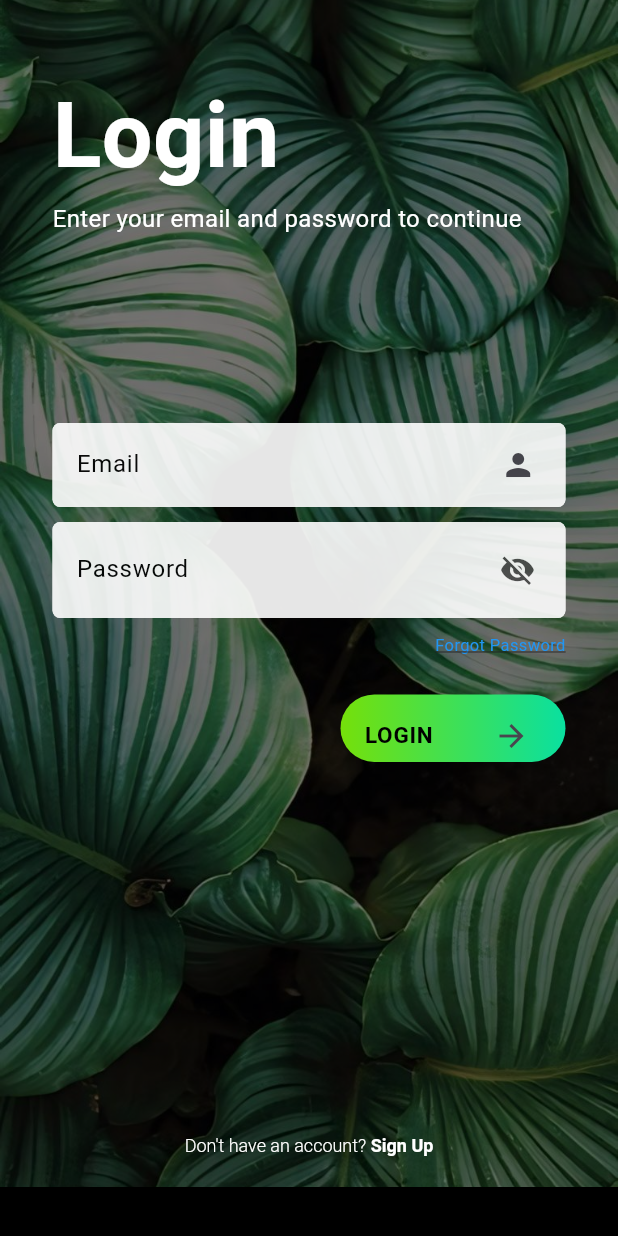
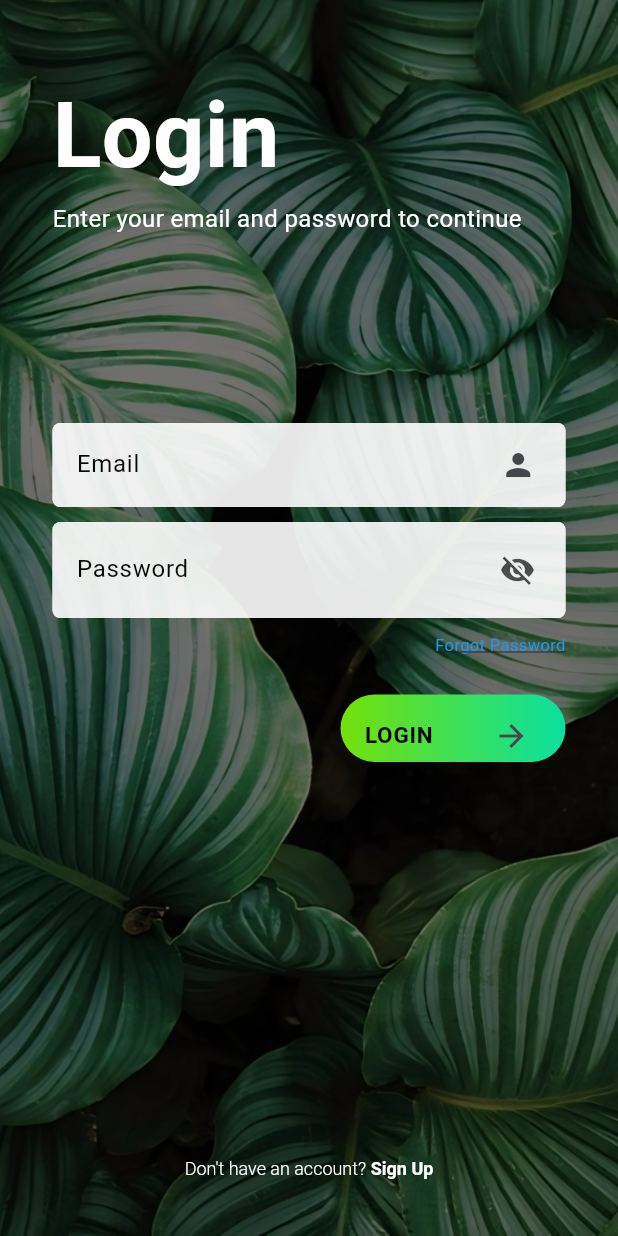
Before and after one commit to smmic-capstone/smmic-app, a Flutter app: the screen it shows after launch, on a phone screen of 412 x 824 dp. Run offline on Flutter 3.47's test engine with Material 3 defaults, Android fonts, the phone set to English and light mode, and no system bars; our stand-ins replace email_validator, get_it, shared_preferences, syncfusion_flutter_charts, syncfusion_flutter_gauges, weather; missing offline and left inert: ansicolor, jwt_decode; accounts and stored records are empty.

Commit message:
updated dark mode applied  to all pagee

```diff
--- a/lib/pages/devices.dart
+++ b/lib/pages/devices.dart
@@ -7,6 +7,7 @@ import 'package:smmic/components/devices/bottom_drawer.dart';
 import 'package:smmic/models/device_data_models.dart';
 import 'package:smmic/providers/device_settings_provider.dart';
 import 'package:smmic/providers/devices_provider.dart';
+import 'package:smmic/providers/theme_provider.dart';
 import 'package:smmic/services/devices_services.dart';
 import 'package:smmic/services/user_data_services.dart';
 import 'package:smmic/utils/logs.dart';
@@ -23,12 +24,13 @@ class _Devices extends State<Devices> {
 
   final Logs _logs = Logs(tag: 'devices.dart');
 
-  Color? bgColor = const Color.fromRGBO(239, 239, 239, 1.0);
   final UserDataServices _userDataServices = UserDataServices();
   final DevicesServices _devicesServices = DevicesServices();
 
   @override
   Widget build(BuildContext context) {
+    Color bgColor =
+        context.watch<UiProvider>().isDark ? Colors.black : Colors.white;
     return Scaffold(
         backgroundColor: bgColor,
         appBar: AppBar(
--- a/lib/pages/login.dart
+++ b/lib/pages/login.dart
@@ -25,7 +25,7 @@ class _LoginPageState extends State<LoginPage> {
   // services
   final AuthService _authService = AuthService();
 
-  bool _obscurePassword = true;
+  bool obscurePassword = true;
 
   @override
   void dispose() {
@@ -54,16 +54,17 @@ class _LoginPageState extends State<LoginPage> {
     double screenHeight = MediaQuery.of(context).size.height;
     return Scaffold(
       backgroundColor: Colors.black,
-      body: Container(
-        padding: const EdgeInsets.symmetric(horizontal: 35),
-        decoration: const BoxDecoration(
-          image: DecorationImage(
-            opacity: 0.5,
+      body: Stack(
+        fit: StackFit.expand,
+        children: [
+          const Image(
             image: AssetImage('assets/background.jpg'),
             fit: BoxFit.cover,
+            opacity: AlwaysStoppedAnimation(0.5),
           ),
-        ),
-        child: SafeArea(
+          SafeArea(
+              child: Padding(
+            padding: const EdgeInsets.symmetric(horizontal: 35),
             child: SingleChildScrollView(
               physics: const NeverScrollableScrollPhysics(),
               child: Column(
@@ -90,7 +91,9 @@ class _LoginPageState extends State<LoginPage> {
                   )
                 ],
               ),
+            ),
           )),
+        ],
       ),
     );
   }
@@ -146,17 +149,17 @@ class _LoginPageState extends State<LoginPage> {
           },
           controller: passwordController,
           hintText: 'Password',
-          obscureText: true,
+          obscureText: obscurePassword,
           suffixIcon: Padding(
               padding: const EdgeInsets.all(8.0),
               child: IconButton(
                   onPressed: () {
                     setState(() {
-                      _obscurePassword = !_obscurePassword;
+                      obscurePassword = !obscurePassword;
                     });
                   },
                   color: Colors.black.withOpacity(0.7),
-                  icon: Icon(_obscurePassword
+                  icon: Icon(obscurePassword
                       ? Icons.visibility_off
                       : Icons.visibility))),
           padding: EdgeInsets.zero,
@@ -193,15 +196,21 @@ class _LoginPageState extends State<LoginPage> {
             context, MaterialPageRoute(builder: (context) => const Register()));
       },
       child: Padding(
-          padding: const EdgeInsets.only(bottom: 20),
+          padding: const EdgeInsets.only(bottom: 5),
           child: RichText(
             text: const TextSpan(
-                style: TextStyle(fontSize: 12, fontWeight: FontWeight.w300),
+                style: TextStyle(
+                    fontSize: 12,
+                    fontWeight: FontWeight.w300,
+                    color: Colors.white),
                 text: 'Don\'t have an account?',
                 children: [
                   TextSpan(
                     text: ' Sign Up',
-                    style: TextStyle(fontSize: 12, fontWeight: FontWeight.bold),
+                    style: TextStyle(
+                        fontSize: 12,
+                        fontWeight: FontWeight.bold,
+                        color: Colors.white),
                   )
                 ]),
           )),
```
Also changed, not shown: lib/components/devices/bottom_drawer.dart (+22 -16 lines), lib/components/devices/cards/sensor_node_card.dart (+31 -23 lines), lib/components/devices/cards/sink_node_card.dart (+24 -20 lines), lib/components/devices/device_card.dart (+13 -14 lines), lib/pages/accountinfo.dart (+6 -2 lines), lib/subcomponents/devices/device_name.dart (+8 -6 lines), lib/subcomponents/devices/digital_display.dart (+38 -15 lines), lib/subcomponents/devices/gauge.dart (+30 -20 lines), lib/subcomponents/manageacc/labeltext.dart (+10 -3 lines), lib/subcomponents/manageacc/textfield.dart (+10 -3 lines), lib/subcomponents/weatherComponents/weatherWidgets.dart (+5 -2 lines). Lines whose indentation alone changed are shown as unchanged.
